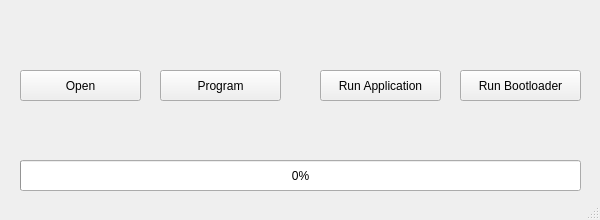
Old version of the form mainwindow.ui in the repository flishet/GUI-Bootloader.
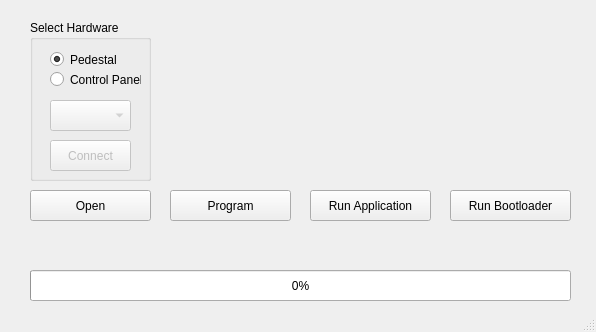
New version of the form.

Commit message: -serial baraye program control panel ezafeh shod vali test nashod-->1403/11/10

What changed in the file:
```diff
--- a/mainwindow.ui
+++ b/mainwindow.ui
@@ -6,8 +6,8 @@
    <rect>
     <x>0</x>
     <y>0</y>
-    <width>600</width>
-    <height>220</height>
+    <width>596</width>
+    <height>332</height>
    </rect>
   </property>
   <property name="sizePolicy">
@@ -24,8 +24,8 @@
   </property>
   <property name="maximumSize">
    <size>
-    <width>600</width>
-    <height>220</height>
+    <width>1000</width>
+    <height>1000</height>
    </size>
   </property>
   <property name="windowTitle">
@@ -35,9 +35,9 @@
    <widget class="QProgressBar" name="progressBar">
     <property name="geometry">
      <rect>
-      <x>20</x>
-      <y>160</y>
-      <width>561</width>
+      <x>30</x>
+      <y>270</y>
+      <width>541</width>
       <height>31</height>
      </rect>
     </property>
@@ -57,10 +57,10 @@
    <widget class="QLabel" name="label_2">
     <property name="geometry">
      <rect>
-      <x>20</x>
-      <y>110</y>
-      <width>561</width>
-      <height>41</height>
+      <x>30</x>
+      <y>230</y>
+      <width>541</width>
+      <height>31</height>
      </rect>
     </property>
     <property name="text">
@@ -73,8 +73,8 @@
    <widget class="QPushButton" name="btn_open">
     <property name="geometry">
      <rect>
-      <x>20</x>
-      <y>70</y>
+      <x>30</x>
+      <y>190</y>
       <width>121</width>
       <height>31</height>
      </rect>
@@ -86,8 +86,8 @@
    <widget class="QPushButton" name="btn_boot">
     <property name="geometry">
      <rect>
-      <x>460</x>
-      <y>70</y>
+      <x>450</x>
+      <y>190</y>
       <width>121</width>
       <height>31</height>
      </rect>
@@ -99,8 +99,8 @@
    <widget class="QPushButton" name="btn_app">
     <property name="geometry">
      <rect>
-      <x>320</x>
-      <y>70</y>
+      <x>310</x>
+      <y>190</y>
       <width>121</width>
       <height>31</height>
      </rect>
@@ -109,31 +109,11 @@
      <string>Run Application</string>
     </property>
    </widget>
-   <widget class="QLabel" name="label">
-    <property name="geometry">
-     <rect>
-      <x>20</x>
-      <y>10</y>
-      <width>561</width>
-      <height>51</height>
-     </rect>
-    </property>
-    <property name="font">
-     <font>
-      <pointsize>15</pointsize>
-      <weight>75</weight>
-      <bold>true</bold>
-     </font>
-    </property>
-    <property name="text">
-     <string/>
-    </property>
-   </widget>
    <widget class="QPushButton" name="btn_program">
     <property name="geometry">
      <rect>
-      <x>160</x>
-      <y>70</y>
+      <x>170</x>
+      <y>190</y>
       <width>121</width>
       <height>31</height>
      </rect>
@@ -142,6 +122,123 @@
      <string>Program</string>
     </property>
    </widget>
+   <widget class="QLabel" name="label">
+    <property name="geometry">
+     <rect>
+      <x>310</x>
+      <y>40</y>
+      <width>261</width>
+      <height>131</height>
+     </rect>
+    </property>
+    <property name="font">
+     <font>
+      <pointsize>15</pointsize>
+      <weight>75</weight>
+      <bold>true</bold>
+     </font>
+    </property>
+    <property name="text">
+     <string/>
+    </property>
+    <property name="alignment">
+     <set>Qt::AlignLeading|Qt::AlignLeft|Qt::AlignTop</set>
+    </property>
+   </widget>
+   <widget class="QGroupBox" name="groupBox">
+    <property name="geometry">
+     <rect>
+      <x>30</x>
+      <y>20</y>
+      <width>121</width>
+      <height>161</height>
+     </rect>
+    </property>
+    <property name="title">
+     <string>Select Hardware</string>
+    </property>
+    <widget class="QComboBox" name="comboBox">
+     <property name="enabled">
+      <bool>false</bool>
+     </property>
+     <property name="geometry">
+      <rect>
+       <x>20</x>
+       <y>80</y>
+       <width>81</width>
+       <height>31</height>
+      </rect>
+     </property>
+    </widget>
+    <widget class="QRadioButton" name="radioButton_2">
+     <property name="geometry">
+      <rect>
+       <x>20</x>
+       <y>50</y>
+       <width>91</width>
+       <height>19</height>
+      </rect>
+     </property>
+     <property name="text">
+      <string>Control Panel</string>
+     </property>
+    </widget>
+    <widget class="QRadioButton" name="radioButton">
+     <property name="geometry">
+      <rect>
+       <x>20</x>
+       <y>30</y>
+       <width>84</width>
+       <height>19</height>
+      </rect>
+     </property>
+     <property name="text">
+      <string>Pedestal</string>
+     </property>
+     <property name="checked">
+      <bool>true</bool>
+     </property>
+    </widget>
+    <widget class="QPushButton" name="btn_open_2">
+     <property name="enabled">
+      <bool>false</bool>
+     </property>
+     <property name="geometry">
+      <rect>
+       <x>20</x>
+       <y>120</y>
+       <width>81</width>
+       <height>31</height>
+      </rect>
+     </property>
+     <property name="text">
+      <string>Connect</string>
+     </property>
+    </widget>
+   </widget>
+   <widget class="QLabel" name="label_3">
+    <property name="geometry">
+     <rect>
+      <x>170</x>
+      <y>40</y>
+      <width>131</width>
+      <height>131</height>
+     </rect>
+    </property>
+    <property name="font">
+     <font>
+      <pointsize>15</pointsize>
+      <weight>75</weight>
+      <bold>true</bold>
+     </font>
+    </property>
+    <property name="text">
+     <string/>
+    </property>
+    <property name="alignment">
+     <set>Qt::AlignLeading|Qt::AlignLeft|Qt::AlignTop</set>
+    </property>
+   </widget>
   </widget>
   <widget class="QStatusBar" name="statusbar"/>
  </widget>
```
The commit also changes 3 other files.
